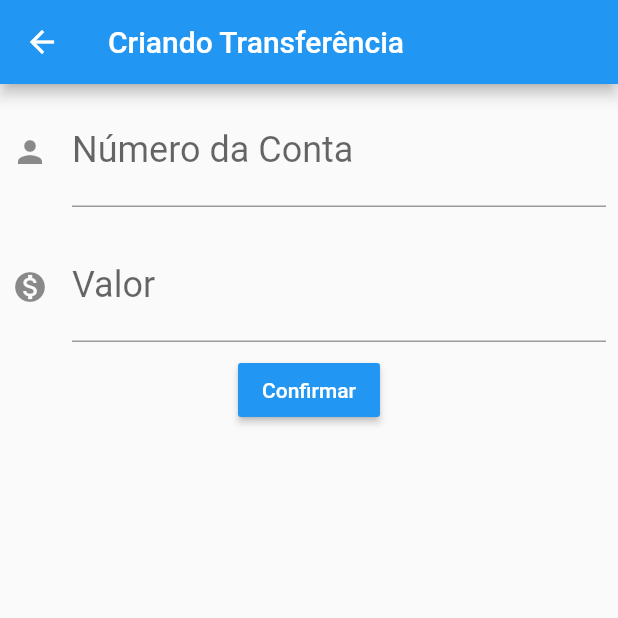
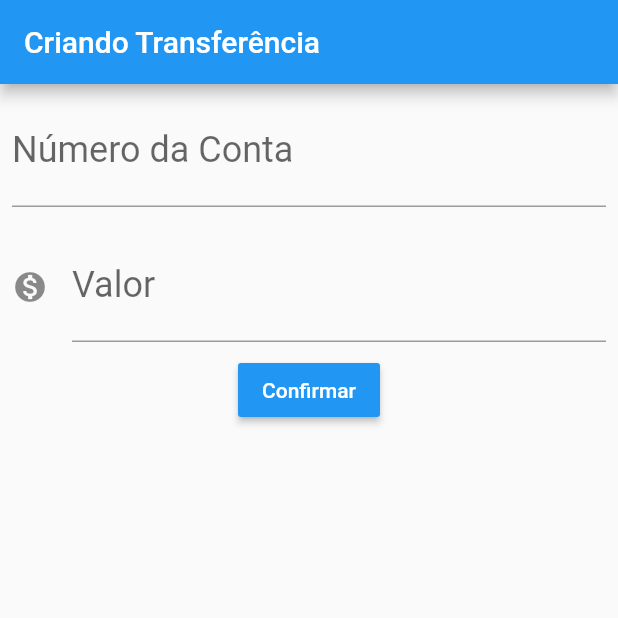
Before and after one commit to daviarndt/bytebank-flutter, a Flutter app: the FormularioTransferencia screen opened directly, on a phone screen of 412 x 824 dp, the top half of it. Run offline on Flutter 3.47's test engine with Material 2 defaults, Android fonts, the phone set to English and light mode, and no system bars.

Commit message:
Refatora código dos campos de numeroConta e valor

```diff
--- a/lib/main.dart
+++ b/lib/main.dart
@@ -13,34 +13,8 @@ class FormularioTransferencia extends StatelessWidget {
     return Scaffold(
       body: Column(
         children: <Widget>[
-          Padding(
-            padding: const EdgeInsets.all(8.0),
-            child: TextField(
-              controller: _controladorCampoNumeroConta,
-              style: TextStyle(
-                fontSize: 24.0,
-              ),
-              decoration: InputDecoration(
-                  icon: Icon(Icons.person),
-                  labelText: 'Número da Conta',
-                  hintText: '0000'),
-              keyboardType: TextInputType.number,
-            ),
-          ),
-          Padding(
-            padding: const EdgeInsets.all(8.0),
-            child: TextField(
-              controller: _controladorCampoValor,
-              style: TextStyle(
-                fontSize: 24.0,
-              ),
-              decoration: InputDecoration(
-                  icon: Icon(Icons.monetization_on),
-                  labelText: 'Valor',
-                  hintText: '0.00'),
-              keyboardType: TextInputType.number,
-            ),
-          ),
+          Editor(controlador: _controladorCampoNumeroConta, rotulo: "Número da Conta", dica: "0000"),
+          Editor(controlador: _controladorCampoValor, rotulo: "Valor", dica: "0.00", icone: Icons.monetization_on),
           RaisedButton(
               color: Colors.blue,
               onPressed: () {
@@ -65,6 +39,31 @@ class FormularioTransferencia extends StatelessWidget {
   }
 }
 
+class Editor extends StatelessWidget {
+  final TextEditingController controlador;
+  final String rotulo;
+  final String dica;
+  final IconData icone;
+
+  Editor({this.controlador, this.rotulo, this.dica, this.icone});
+
+  @override
+  Widget build(BuildContext context) {
+    return Padding(
+      padding: const EdgeInsets.all(8.0),
+      child: TextField(
+        controller: controlador,
+        style: TextStyle(
+          fontSize: 24.0,
+        ),
+        decoration: InputDecoration(
+            icon: icone != null ? Icon(icone) : null, labelText: rotulo, hintText: dica),
+        keyboardType: TextInputType.number,
+      ),
+    );
+  }
+}
+
 class ListaTransferencias extends StatelessWidget {
   @override
   Widget build(BuildContext context) {
@@ -82,10 +81,8 @@ class ListaTransferencias extends StatelessWidget {
         backgroundColor: Colors.green,
         child: Icon(Icons.add),
       ),
-      bottomNavigationBar: BottomAppBar(
-        color: Colors.blue,
-        child: Container(height: 40.0)
-      ),
+      bottomNavigationBar:
+          BottomAppBar(color: Colors.blue, child: Container(height: 40.0)),
       floatingActionButtonLocation: FloatingActionButtonLocation.centerDocked,
     );
   }
@@ -126,7 +123,7 @@ class BytebankApp extends StatelessWidget {
   Widget build(BuildContext context) {
     return MaterialApp(
       home: Scaffold(
-        body: ListaTransferencias(),
+        body: FormularioTransferencia(),
       ),
     );
   }
```
